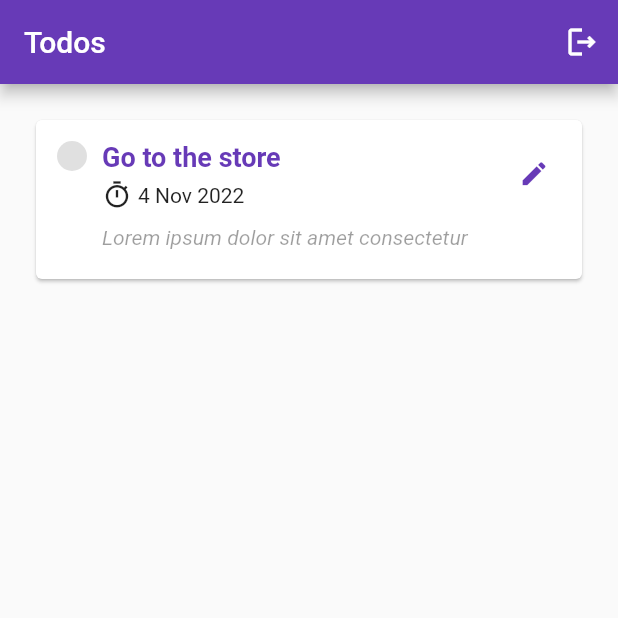
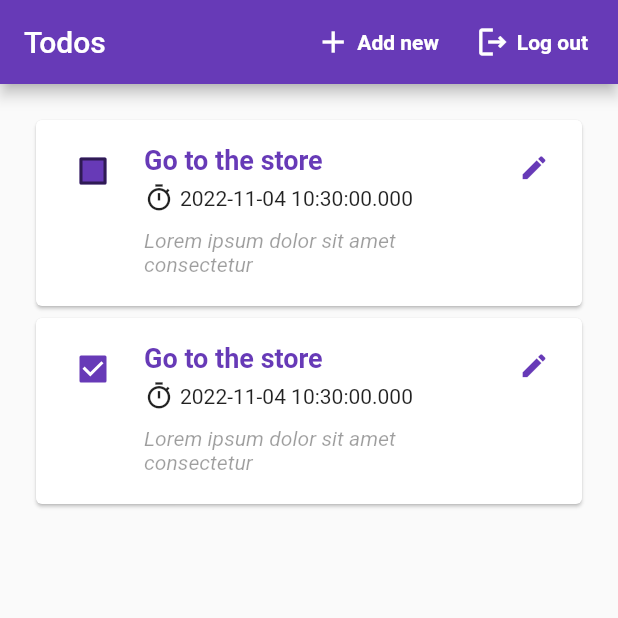
Before and after one commit to graphicbeacon/todo_auth_app, a Flutter app: the TodosScreen screen opened by its route, on a phone screen of 412 x 824 dp, the top half of it. Run offline on Flutter 3.47's test engine with Material 2 defaults, Android fonts, the phone set to English and light mode, and no system bars; our stand-ins replace go_router.

Commit message:
Refactor code. Add new screen

```diff
--- a/packages/todo_auth_client/lib/src/app/app.dart
+++ b/packages/todo_auth_client/lib/src/app/app.dart
@@ -24,8 +24,14 @@ class App extends StatelessWidget {
         builder: (context, state) => const TodosScreen(),
         routes: [
           GoRoute(
+            path: "new",
+            builder: (context, state) =>
+                const TodosFormScreen(title: 'New Todo'),
+          ),
+          GoRoute(
             path: "edit",
-            builder: (context, state) => const TodosEditScreen(),
+            builder: (context, state) =>
+                const TodosFormScreen(title: 'Edit Todo'),
           ),
         ],
       ),
--- a/packages/todo_auth_client/lib/src/signin/signin.dart
+++ b/packages/todo_auth_client/lib/src/signin/signin.dart
@@ -1,2 +1,3 @@
 export 'widget/signin_form.dart';
 export 'widget/signin_screen.dart';
+export 'widget/todo_app_logo.dart';
--- /dev/null
+++ b/packages/todo_auth_client/lib/src/todos/models/todo.dart
@@ -0,0 +1,15 @@
+class Todo {
+  Todo({
+    required this.id,
+    required this.title,
+    this.isComplete = false,
+    this.dueDate,
+    this.description,
+  });
+
+  final String id;
+  final String title;
+  final bool isComplete;
+  final DateTime? dueDate;
+  final String? description;
+}
--- a/packages/todo_auth_client/lib/src/todos/todos.dart
+++ b/packages/todo_auth_client/lib/src/todos/todos.dart
@@ -1,3 +1,4 @@
-export 'widget/todos_edit_screen.dart';
+export 'models/todo.dart';
+export 'widget/todos_form_screen.dart';
 export 'widget/todos_form.dart';
 export 'widget/todos_screen.dart';
--- /dev/null
+++ b/packages/todo_auth_client/lib/src/todos/widget/add_new_action.dart
@@ -0,0 +1,30 @@
+import 'package:flutter/material.dart';
+import 'package:go_router/go_router.dart';
+
+class AddNewAction extends StatelessWidget {
+  const AddNewAction({super.key});
+
+  @override
+  Widget build(BuildContext context) {
+    return InkWell(
+      onTap: () {
+        GoRouter.of(context).push('/todos/new');
+      },
+      child: Row(
+        children: const [
+          Icon(
+            Icons.add,
+          ),
+          SizedBox(width: 4),
+          Text(
+            'Add new',
+            style: TextStyle(
+              fontWeight: FontWeight.bold,
+            ),
+          ),
+          SizedBox(width: 4),
+        ],
+      ),
+    );
+  }
+}
--- /dev/null
+++ b/packages/todo_auth_client/lib/src/todos/widget/log_out_action.dart
@@ -0,0 +1,30 @@
+import 'package:flutter/material.dart';
+import 'package:go_router/go_router.dart';
+
+class LogoutAction extends StatelessWidget {
+  const LogoutAction({super.key});
+
+  @override
+  Widget build(BuildContext context) {
+    return InkWell(
+      onTap: () {
+        GoRouter.of(context).push('/');
+      },
+      child: Row(
+        children: const [
+          Icon(
+            Icons.logout_outlined,
+          ),
+          SizedBox(width: 4),
+          Text(
+            'Log out',
+            style: TextStyle(
+              fontWeight: FontWeight.bold,
+            ),
+          ),
+          SizedBox(width: 4),
+        ],
+      ),
+    );
+  }
+}
--- /dev/null
+++ b/packages/todo_auth_client/lib/src/todos/widget/todo_list_item.dart
@@ -0,0 +1,91 @@
+import 'package:flutter/cupertino.dart';
+import 'package:flutter/material.dart';
+import 'package:go_router/go_router.dart';
+import 'package:todo_auth_client/src/todos/todos.dart';
+
+class TodoListItem extends StatelessWidget {
+  const TodoListItem({required this.data, super.key});
+
+  final Todo data;
+
+  @override
+  Widget build(BuildContext context) {
+    final theme = Theme.of(context);
+
+    return Card(
+      child: Padding(
+        padding: const EdgeInsets.only(
+          top: 10,
+          left: 14,
+          right: 10,
+          bottom: 20,
+        ),
+        child: Row(
+          crossAxisAlignment: CrossAxisAlignment.start,
+          children: [
+            Checkbox(
+              value: data.isComplete,
+              fillColor: MaterialStateProperty.all(theme.primaryColor),
+              onChanged: (value) {},
+            ),
+            const SizedBox(width: 10),
+            Expanded(
+              child: Column(
+                crossAxisAlignment: CrossAxisAlignment.start,
+                children: [
+                  const SizedBox(height: 6),
+                  Text(
+                    data.title,
+                    style: const TextStyle(
+                      color: Colors.deepPurple,
+                      fontSize: 18,
+                      fontWeight: FontWeight.bold,
+                    ),
+                  ),
+                  if (data.dueDate != null) ...[
+                    const SizedBox(height: 5),
+                    Row(
+                      children: [
+                        const Icon(
+                          Icons.timer_sharp,
+                          size: 20,
+                        ),
+                        const SizedBox(width: 4),
+                        Text(
+                          data.dueDate.toString(),
+                          style: const TextStyle(
+                            fontSize: 14,
+                          ),
+                        ),
+                      ],
+                    ),
+                  ],
+                  const SizedBox(height: 10),
+                  if (data.description != null)
+                    Text(
+                      data.description!,
+                      style: const TextStyle(
+                        color: Colors.black38,
+                        fontSize: 14,
+                        fontStyle: FontStyle.italic,
+                      ),
+                    ),
+                ],
+              ),
+            ),
+            CupertinoButton(
+              padding: EdgeInsets.zero,
+              child: const Icon(
+                Icons.edit,
+                color: Colors.deepPurple,
+              ),
+              onPressed: () {
+                GoRouter.of(context).go('/todos/edit');
+              },
+            ),
+          ],
+        ),
+      ),
+    );
+  }
+}
--- a/packages/todo_auth_client/lib/src/todos/widget/todos_form.dart
+++ b/packages/todo_auth_client/lib/src/todos/widget/todos_form.dart
@@ -34,6 +34,8 @@ class _TodosFormState extends State<TodosForm> {
             decoration: const InputDecoration(
               labelText: 'Due date',
               counterText: '',
+              hintText: 'DD/MM/YYYY',
+              hintStyle: TextStyle(color: Colors.white30),
             ),
             style: const TextStyle(
               color: Colors.white,
--- a/packages/todo_auth_client/lib/src/todos/widget/todos_screen.dart
+++ b/packages/todo_auth_client/lib/src/todos/widget/todos_screen.dart
@@ -1,6 +1,8 @@
-import 'package:flutter/cupertino.dart';
 import 'package:flutter/material.dart';
-import 'package:go_router/go_router.dart';
+import 'package:todo_auth_client/src/todos/todos.dart';
+import 'package:todo_auth_client/src/todos/widget/add_new_action.dart';
+import 'package:todo_auth_client/src/todos/widget/log_out_action.dart';
+import 'package:todo_auth_client/src/todos/widget/todo_list_item.dart';
 
 class TodosScreen extends StatelessWidget {
   const TodosScreen({super.key});
@@ -10,97 +12,41 @@ class TodosScreen extends StatelessWidget {
     return Scaffold(
       appBar: AppBar(
         title: const Text('Todos'),
-        actions: [
-          IconButton(
-            onPressed: () {
-              GoRouter.of(context).push('/');
-            },
-            icon: const Icon(
-              Icons.logout_outlined,
-            ),
-          ),
+        actions: const [
+          AddNewAction(),
+          SizedBox(width: 20),
+          LogoutAction(),
+          SizedBox(width: 16),
         ],
       ),
       body: SingleChildScrollView(
         padding: const EdgeInsets.all(20),
+        child: Center(
+          child: SizedBox(
+            width: 400,
             child: Column(
               crossAxisAlignment: CrossAxisAlignment.stretch,
               children: [
-            Card(
-              child: Padding(
-                padding: const EdgeInsets.only(
-                  left: 14,
-                  right: 10,
-                  top: 14,
-                  bottom: 20,
-                ),
-                child: Row(
-                  crossAxisAlignment: CrossAxisAlignment.start,
-                  children: [
-                    Container(
-                      width: 20,
-                      height: 20,
-                      decoration: BoxDecoration(
-                        color: Colors.black12,
-                        borderRadius: BorderRadius.circular(10),
+                TodoListItem(
+                  data: Todo(
+                    id: '1',
+                    title: 'Go to the store',
+                    dueDate: DateTime.now(),
+                    description: 'Lorem ipsum dolor sit amet consectetur',
                   ),
                 ),
-                    const SizedBox(width: 10),
-                    Expanded(
-                      child: Column(
-                        crossAxisAlignment: CrossAxisAlignment.start,
-                        children: [
-                          Text(
-                            'Go to the store',
-                            style: TextStyle(
-                              color: Colors.deepPurple,
-                              fontSize: 18,
-                              fontWeight: FontWeight.bold,
-                            ),
-                          ),
-                          SizedBox(height: 5),
-                          Row(
-                            children: [
-                              Icon(
-                                Icons.timer_sharp,
-                                size: 20,
-                              ),
-                              SizedBox(width: 4),
-                              Text(
-                                '4 Nov 2022',
-                                style: TextStyle(
-                                  fontSize: 14,
-                                ),
-                              ),
-                            ],
-                          ),
-                          SizedBox(height: 10),
-                          Text(
-                            'Lorem ipsum dolor sit amet consectetur',
-                            style: TextStyle(
-                              color: Colors.black38,
-                              fontSize: 14,
-                              fontStyle: FontStyle.italic,
+                TodoListItem(
+                  data: Todo(
+                    id: '2',
+                    title: 'Go to the store',
+                    isComplete: true,
+                    dueDate: DateTime.now(),
+                    description: 'Lorem ipsum dolor sit amet consectetur',
                   ),
                 ),
               ],
             ),
           ),
-                    CupertinoButton(
-                      padding: EdgeInsets.zero,
-                      child: const Icon(
-                        Icons.edit,
-                        color: Colors.deepPurple,
-                      ),
-                      onPressed: () {
-                        GoRouter.of(context).go('/todos/edit');
-                      },
-                    ),
-                  ],
-                ),
-              ),
-            )
-          ],
         ),
       ),
     );
```
Also changed, not shown: packages/todo_auth_client/lib/src/signin/widget/signin_screen.dart (+8 -26 lines), packages/todo_auth_client/lib/src/signin/widget/todo_app_logo.dart (added, +31 -0 lines), packages/todo_auth_client/lib/src/todos/widget/todos_form_screen.dart (renamed from packages/todo_auth_client/lib/src/todos/widget/todos_edit_screen.dart, +12 -5 lines). Lines whose indentation alone changed are shown as unchanged.
